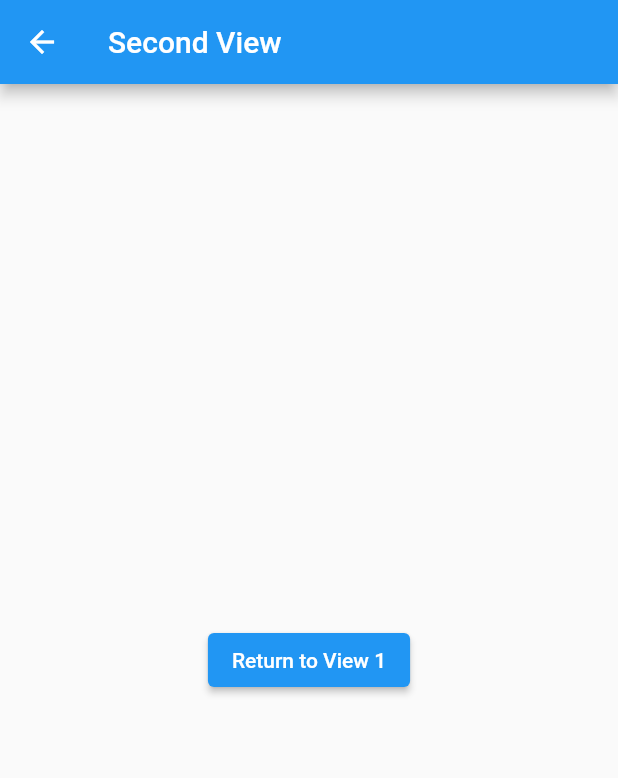
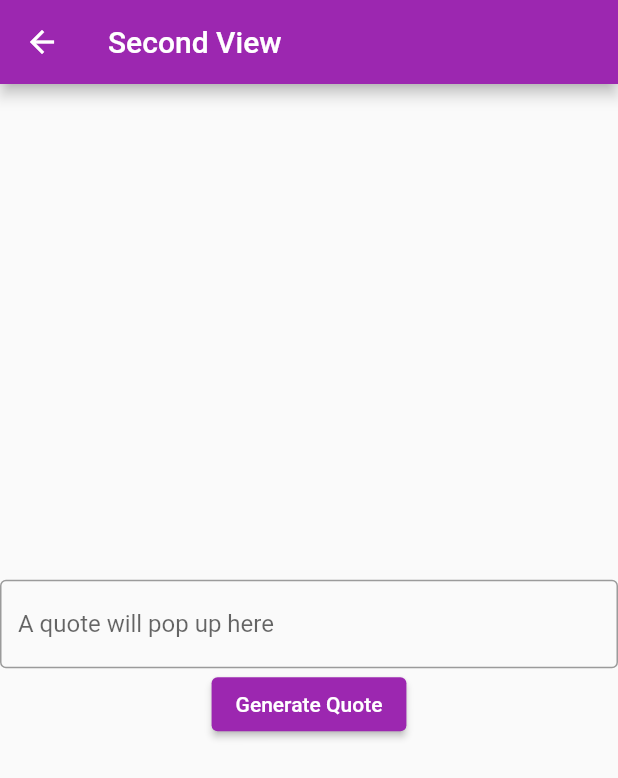
Before and after one commit to aellux/FlutterApp, a Flutter app: the screen it shows after launch, after a tap on "Second View", on a phone screen of 412 x 824 dp. Shown: the top 778 px of the screen. Run offline on Flutter 3.47's test engine with Material 2 defaults, Android fonts, the phone set to English and light mode, and no system bars.

Commit message:
UI is ready, figure out how to retrieve data and update the card/textfield when needed

```diff
--- a/lib/first_view.dart
+++ b/lib/first_view.dart
@@ -15,7 +15,9 @@ class _FirstViewState extends State<FirstView> { // Creates the card in first vi
   Widget build(BuildContext context) {
     return Center(
       child: InkWell( // Allows the card to change color when tapped
-        onTap: () {},
+        onTap: () {
+
+        },
         child: Card(
           child: Column(
             mainAxisSize: MainAxisSize.min,
@@ -24,7 +26,7 @@ class _FirstViewState extends State<FirstView> { // Creates the card in first vi
                 title: Text('This Is A Card', textAlign: TextAlign.center,),
               ),
               const ListTile(
-                title: Text('Click it', textAlign: TextAlign.center,),
+                title: Text('Update the color by click on it', textAlign: TextAlign.center,),
               ),
               Row(
                 mainAxisAlignment: MainAxisAlignment.end,
@@ -39,6 +41,7 @@ class _FirstViewState extends State<FirstView> { // Creates the card in first vi
     );
   }
 }
+
 
 class FirstRoute extends StatelessWidget { // First view including card and button, routes to second view
   const FirstRoute({Key? key}) : super(key: key);
--- a/lib/main.dart
+++ b/lib/main.dart
@@ -13,9 +13,9 @@ class MyApp extends StatelessWidget {
     return MaterialApp(
       title: 'Flutter Simple App',
       theme: ThemeData(
-        primarySwatch: Colors.blue,
+        primarySwatch: Colors.purple,
       ),
-      home: FirstRoute(), // Replace home with following class
+      home: FirstRoute(),
     );
   }
 }
--- a/lib/second_view.dart
+++ b/lib/second_view.dart
@@ -1,3 +1,4 @@
+import 'dart:convert';
 import 'package:flutter/material.dart';
 import 'first_view.dart';
 import 'main.dart';
@@ -13,17 +14,52 @@ class SecondView extends StatelessWidget { // Second view
         title: const Text('Second View'),
       ),
       body: Center(
-        //Create textfield that is set to nothing
-        //Create a button & when clicked, call API endpoint and update textbox
-        child: ElevatedButton( // Navigate back to first route when tapped.
-          onPressed: () {
-            Navigator.pop(
-              context,
-            );
-          },
-          child: const Text('Return to View 1'),
-        ),
+        child: Column(
+          mainAxisAlignment: MainAxisAlignment.center,
+          crossAxisAlignment: CrossAxisAlignment.center,
+          children: [
+            TextField(
+              decoration: InputDecoration(
+                border: OutlineInputBorder(),
+                hintText: 'A quote will pop up here',
+              ),
+            ),
+            ElevatedButton( // Navigate back to first route when tapped.
+              child: const Text('Generate Quote'),
+              onPressed: () {
+              },
+            ),
+        ],
+      ),
       ),
     );
   }
 }
+
+Future<Quote> fetchQuote() async { // Fetch information with API endpoint
+  final response = await http
+      .get(Uri.parse('https://irnvhor4mth6odid4xgxlodvoy0rgjwc.lambda-url.us-east-1.on.aws/'));
+  if (response.statusCode == 200) {
+    // If the server did return a 200 OK response,
+    // then parse the JSON.
+    return Quote.fromJson(jsonDecode(response.body));
+  } else {
+    // If the server did not return a 200 OK response,
+    // then throw an exception.
+    throw Exception('Failed to load quote');
+  }
+}
+
+class Quote { // Constructors for the updating textbox
+  final String pQuote;
+
+  const Quote({
+    required this.pQuote,
+  });
+
+  factory Quote.fromJson(Map<String, dynamic> json) { //
+    return Quote(
+      pQuote: json['string'],
+    );
+  }
+}
```
